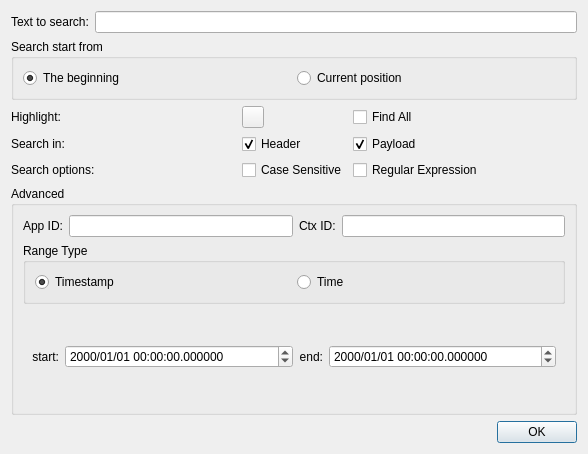
Qt form src/searchdialog.ui (COVESA/dlt-viewer) before a commit.
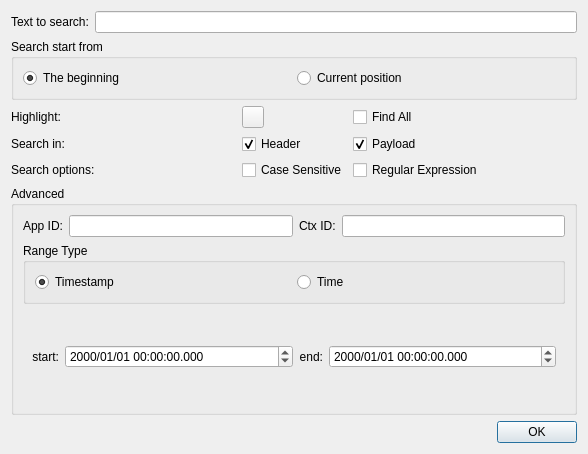
The same form after that commit. The open tabs and pages were chosen to show the change. Icons and pictures are not drawn.

Commit message:
Prepare search dialog and msg matcher to match by time
Set time range in search dialog on open

take milliseconds into account

Patch:
```diff
--- a/src/searchdialog.ui
+++ b/src/searchdialog.ui
@@ -266,7 +266,7 @@
              </sizepolicy>
             </property>
             <property name="displayFormat">
-             <string>yyyy/MM/dd HH:mm:ss.zzzzzz</string>
+             <string>yyyy/MM/dd HH:mm:ss.zzz</string>
             </property>
            </widget>
           </item>
@@ -295,7 +295,7 @@
              </sizepolicy>
             </property>
             <property name="displayFormat">
-             <string>yyyy/MM/dd HH:mm:ss.zzzzzz</string>
+             <string>yyyy/MM/dd HH:mm:ss.zzz</string>
             </property>
            </widget>
           </item>
```
The commit also changes 6 other files.
